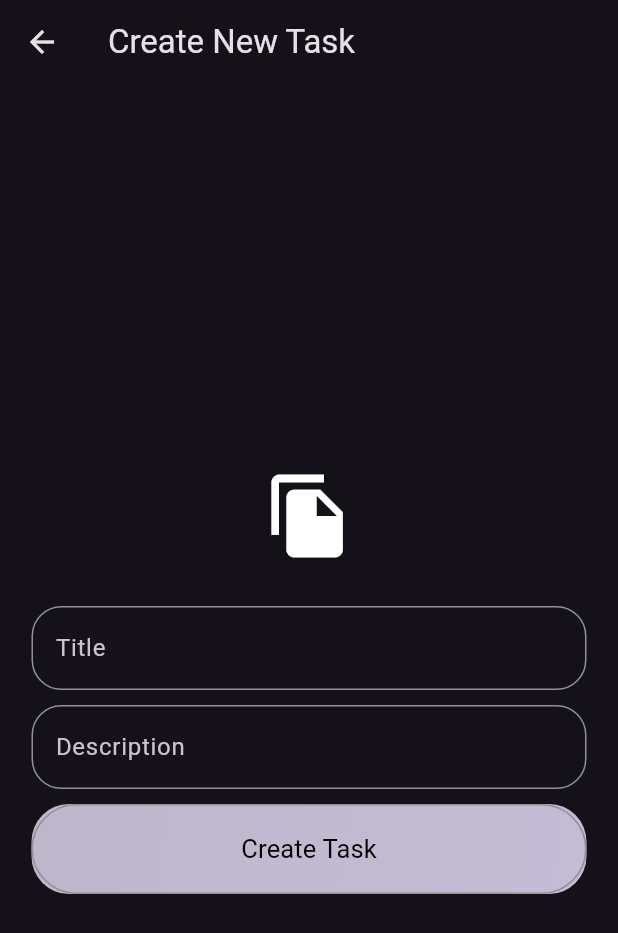
After one commit to MatheusMed/app_crud_ezoom, a Flutter app: the CreateNewTask screen opened directly, on a phone screen of 412 x 824 dp. The commit adds this screen. Shown: the top 933 px of the screen. Run offline on Flutter 3.47's test engine with Material 3 defaults, Android fonts, the phone set to English and light mode, and no system bars; our stand-ins replace dio, shared_preferences; accounts and stored records are empty.

Commit message:
app completed

```diff
--- /dev/null
+++ b/lib/app/controllers/task_controller.dart
@@ -0,0 +1,71 @@
+import 'package:app_crud_ezoom/app/models/task_model.dart';
+import 'package:app_crud_ezoom/app/services/task/i_task_services.dart';
+import 'package:flutter/material.dart';
+import 'package:shared_preferences/shared_preferences.dart';
+
+class TaskController {
+  final ITaskServices _iTaskServices;
+
+  TaskController(this._iTaskServices);
+
+  final textEddtingTitle = TextEditingController();
+  final textEddtingDesc = TextEditingController();
+
+  final keyTaks = GlobalKey<FormState>();
+
+  final listaTasks = ValueNotifier(<TaskModel>[]);
+  final task = ValueNotifier<TaskModel?>(null);
+
+  createTask() async {
+    if (keyTaks.currentState!.validate()) {
+      final taskModel = TaskModel(
+        title: textEddtingTitle.text,
+        desc: textEddtingDesc.text,
+      );
+
+      await _iTaskServices.createTask(taskModel);
+    }
+  }
+
+  upadateTask(int id) async {
+    if (keyTaks.currentState!.validate()) {
+      final taskModel = TaskModel(
+        id: id,
+        title: textEddtingTitle.text,
+        desc: textEddtingDesc.text,
+      );
+
+      await _iTaskServices.updateTask(taskModel);
+    }
+  }
+
+  getListTasks() async {
+    final listaTaskRemote = await _iTaskServices.getListTask();
+
+    listaTasks.value = List.from(listaTaskRemote);
+  }
+
+  deleteTask(int id) async {
+    await _iTaskServices.deleteTask(id);
+  }
+
+  findTaskById(int id) async {
+    final taskFind = await _iTaskServices.findByIdTask(id);
+    task.value = taskFind;
+  }
+
+  loggout() async {
+    final storage = await SharedPreferences.getInstance();
+    await storage.clear();
+  }
+
+  clearTextEdding() {
+    textEddtingDesc.clear();
+    textEddtingTitle.clear();
+  }
+
+  disposeTextEdding() {
+    textEddtingDesc.dispose();
+    textEddtingTitle.dispose();
+  }
+}
--- a/lib/app/services/task/i_task_services.dart
+++ b/lib/app/services/task/i_task_services.dart
@@ -2,4 +2,8 @@ import 'package:app_crud_ezoom/app/models/task_model.dart';
 
 abstract interface class ITaskServices {
   Future<TaskModel> createTask(TaskModel taskModel);
+  Future<TaskModel> updateTask(TaskModel taskModel);
+  Future<List<TaskModel>> getListTask();
+  Future deleteTask(int id);
+  Future<TaskModel> findByIdTask(int id);
 }
--- /dev/null
+++ b/lib/app/views/createNewTask/create_new_task.dart
@@ -0,0 +1,78 @@
+// ignore_for_file: use_build_context_synchronously
+
+import 'package:app_crud_ezoom/app/controllers/task_controller.dart';
+import 'package:app_crud_ezoom/app/services/task/task_services_imp.dart';
+import 'package:app_crud_ezoom/app/views/widgets/button.dart';
+import 'package:app_crud_ezoom/app/views/widgets/text_input.dart';
+import 'package:dio/dio.dart';
+import 'package:flutter/material.dart';
+
+class CreateNewTask extends StatefulWidget {
+  const CreateNewTask({super.key});
+
+  @override
+  State<CreateNewTask> createState() => _CreateNewTaskState();
+}
+
+class _CreateNewTaskState extends State<CreateNewTask> {
+  final controller = TaskController(TaskServicesImp(dio: Dio()));
+
+  @override
+  void initState() {
+    super.initState();
+    controller.clearTextEdding();
+  }
+
+  @override
+  Widget build(BuildContext context) {
+    return Scaffold(
+      appBar: AppBar(
+        title: const Text('Create New Task'),
+      ),
+      body: Form(
+        key: controller.keyTaks,
+        child: Center(
+          child: SingleChildScrollView(
+            child: Column(
+              // mainAxisAlignment: MainAxisAlignment.center,
+              children: [
+                const SizedBox(height: 30),
+                const Icon(Icons.file_copy, size: 60),
+                const SizedBox(height: 30),
+                TextInput(
+                  textEditingController: controller.textEddtingTitle,
+                  labelText: "Title",
+                  validator: (value) {
+                    if (value == null || value.isEmpty) {
+                      return 'Required field';
+                    }
+                    return null;
+                  },
+                ),
+                const SizedBox(height: 10),
+                TextInput(
+                  textEditingController: controller.textEddtingDesc,
+                  labelText: "Description",
+                  validator: (value) {
+                    if (value == null || value.isEmpty) {
+                      return 'Required field';
+                    }
+                    return null;
+                  },
+                ),
+                const SizedBox(height: 10),
+                Button(
+                  onPressed: () async {
+                    await controller.createTask();
+                    Navigator.pop(context);
+                  },
+                  label: "Create Task",
+                ),
+              ],
+            ),
+          ),
+        ),
+      ),
+    );
+  }
+}
--- a/lib/app/views/signUpView/sign_up_view.dart
+++ b/lib/app/views/signUpView/sign_up_view.dart
@@ -33,7 +33,7 @@ class _SignUpViewState extends State<SignUpView> {
         padding: const EdgeInsets.all(8.0),
         child: Center(
           child: Form(
-            key: controller.keySingUp,
+            key: controller.keySignUp,
             child: ListView(
               children: [
                 SizedBox(
```
Also changed, not shown: lib/app/controllers/user_controller.dart (+4 -3 lines), lib/app/models/task_model.dart (+22 -56 lines), lib/app/services/task/task_services_imp.dart (+130 -1 lines), lib/app/views/editTask/edit_task_view.dart (added, +83 -0 lines), lib/app/views/listTasks/list_task_view.dart (+111 -2 lines), lib/app/views/signInView/sign_in_view.dart (+20 -3 lines), lib/app/views/viewTask/view_task.dart (added, +54 -0 lines).
